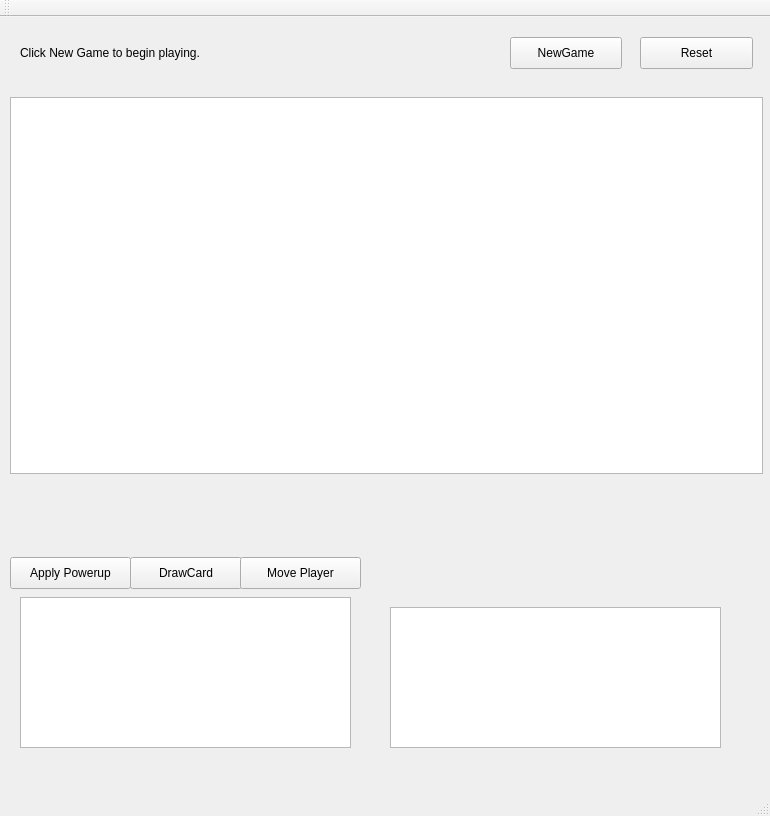
The window that boardwindow.ui (maurawinstanley/candyland) describes before a commit, drawn with Qt 5.
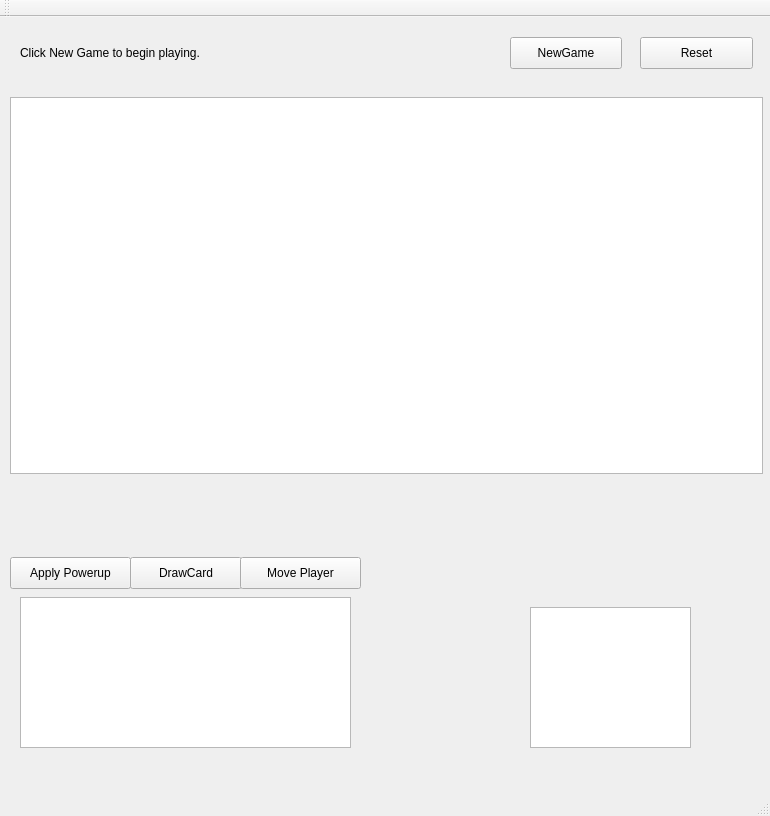
The same window after the commit.

What changed in the file:
```diff
--- a/boardwindow.ui
+++ b/boardwindow.ui
@@ -131,9 +131,9 @@
    <widget class="QGraphicsView" name="graphicsView_2">
     <property name="geometry">
      <rect>
-      <x>390</x>
+      <x>530</x>
       <y>590</y>
-      <width>331</width>
+      <width>161</width>
       <height>141</height>
      </rect>
     </property>
```
